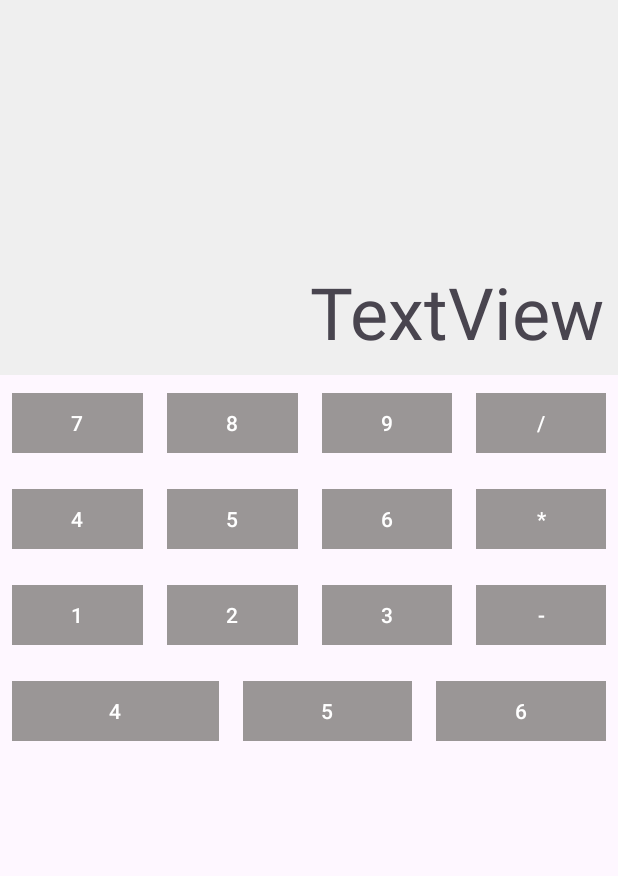
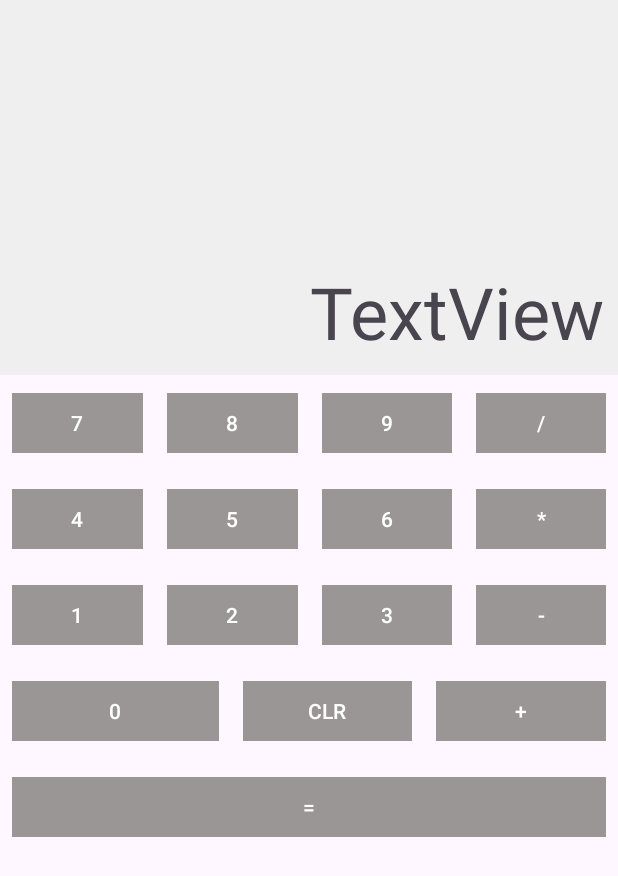
Before and after one commit to Limuwahanelis/CalculatorXMLApp, an Android app: the screen it shows after launch (MainActivity), on a phone screen of 412 x 824 dp. Shown: the top 876 px of the screen. Run offline under Robolectric (Android 15) with nearby library versions, the phone set to English and light mode, and no system bars.

Commit message:
Add missing buttons

```diff
--- a/app/src/main/res/layout/activity_main.xml
+++ b/app/src/main/res/layout/activity_main.xml
@@ -172,7 +172,7 @@
             android:layout_margin="8dp"
             android:layout_weight="2"
             android:backgroundTint="#9A9696"
-            android:text="4"
+            android:text="0"
             app:cornerRadius="0dp" />
 
         <Button
@@ -182,7 +182,7 @@
             android:layout_margin="8dp"
             android:layout_weight="1"
             android:backgroundTint="#9A9696"
-            android:text="5"
+            android:text="CLR"
             app:cornerRadius="0dp" />
 
         <Button
@@ -192,7 +192,25 @@
             android:layout_margin="8dp"
             android:layout_weight="1"
             android:backgroundTint="#9A9696"
-            android:text="6"
+            android:text="+"
+            app:cornerRadius="0dp" />
+
+    </LinearLayout>
+
+    <LinearLayout
+        android:layout_width="match_parent"
+        android:layout_height="match_parent"
+        android:layout_weight="1"
+        android:orientation="horizontal">
+
+        <Button
+            android:id="@+id/buttonRES"
+            android:layout_width="wrap_content"
+            android:layout_height="wrap_content"
+            android:layout_margin="8dp"
+            android:layout_weight="2"
+            android:backgroundTint="#9A9696"
+            android:text="="
             app:cornerRadius="0dp" />
 
     </LinearLayout>
```
